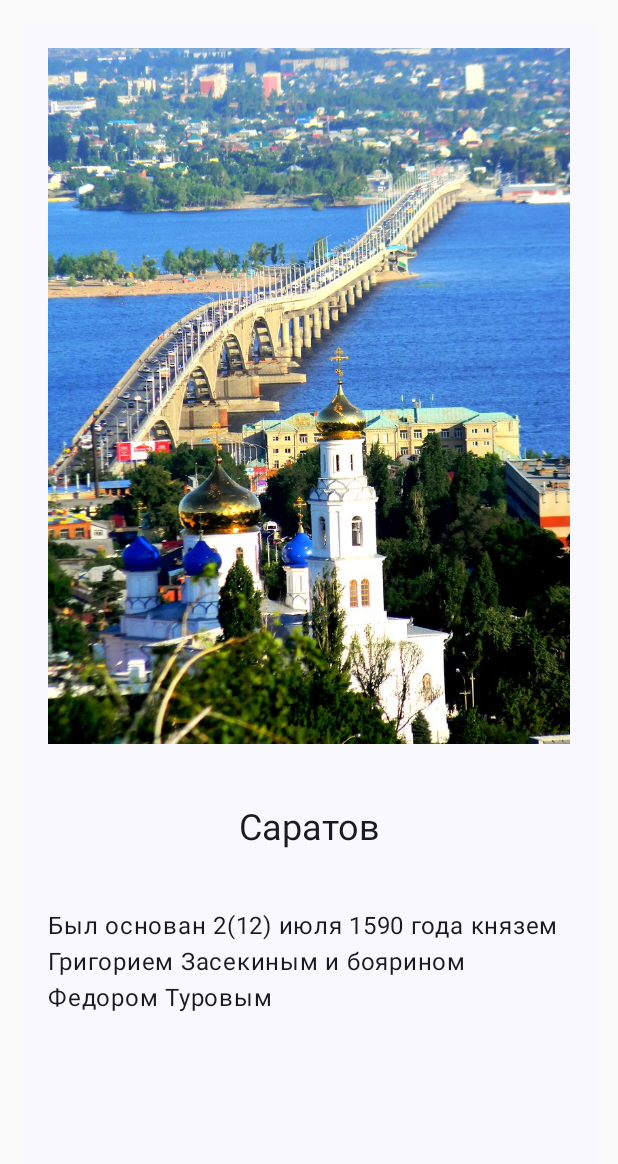
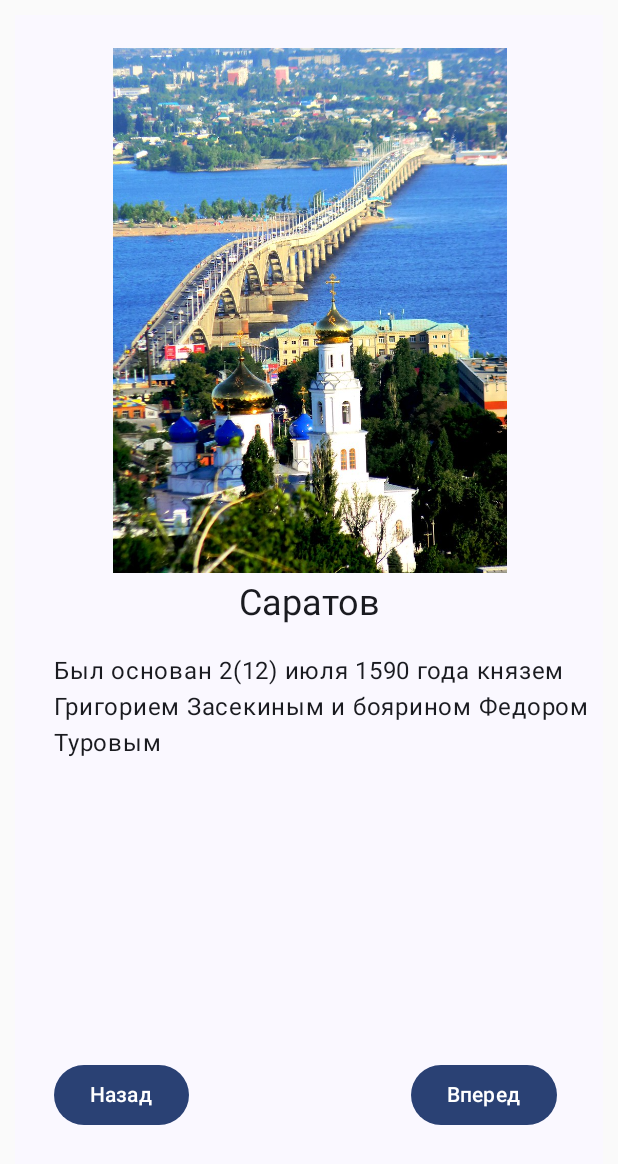
Before and after one commit to IceLance92/Art_Capitals, an Android app built with Jetpack Compose: the screen it shows after launch (MainActivity), on a phone screen of 412 x 824 dp. Shown: the top 1164 px of the screen. Run offline under Robolectric (Android 15) with nearby library versions, the phone set to English and light mode, and no system bars.

Commit message:
добавил иконку для приложения

```diff
--- a/app/src/main/AndroidManifest.xml
+++ b/app/src/main/AndroidManifest.xml
@@ -6,9 +6,9 @@
         android:allowBackup="true"
         android:dataExtractionRules="@xml/data_extraction_rules"
         android:fullBackupContent="@xml/backup_rules"
-        android:icon="@mipmap/ic_launcher"
+        android:icon="@drawable/book_16631412"
         android:label="@string/app_name"
-        android:roundIcon="@mipmap/ic_launcher_round"
+        android:roundIcon="@drawable/book_16631412"
         android:supportsRtl="true"
         android:theme="@style/Theme.Art_Capitals"
         tools:targetApi="31">
--- a/app/src/main/java/com/example/art_capitals/MainActivity.kt
+++ b/app/src/main/java/com/example/art_capitals/MainActivity.kt
@@ -13,9 +13,10 @@ import androidx.compose.foundation.layout.Row
 import androidx.compose.foundation.layout.Spacer
 import androidx.compose.foundation.layout.fillMaxSize
 import androidx.compose.foundation.layout.height
+import androidx.compose.foundation.layout.offset
 import androidx.compose.foundation.layout.padding
+import androidx.compose.foundation.layout.size
 import androidx.compose.foundation.layout.width
-import androidx.compose.foundation.layout.wrapContentSize
 import androidx.compose.material3.Button
 import androidx.compose.material3.MaterialTheme
 import androidx.compose.material3.Surface
@@ -52,60 +53,77 @@ fun One() {
         1 -> R.drawable.saratov
         2 -> R.drawable.kazan
         3 -> R.drawable.toliatti
-        else -> R.drawable.penza
+        4 -> R.drawable.penza
+        else -> R.drawable.saratov
     }
     val titleText = when(result) {
         1 -> R.string.saratov_title
         2 -> R.string.kazan_title
         3 -> R.string.toliati_title
-        else -> R.string.penza_title
+        4 -> R.string.penza_title
+        else -> R.string.saratov_title
     }
     val cityText = when(result) {
         1 -> R.string.saratov_city
         2 -> R.string.kazan_city
         3 -> R.string.toliati_city
-        else -> R.string.penza_city
+        4 -> R.string.penza_city
+        else -> R.string.saratov_city
     }
 
     Surface(
-        modifier = Modifier.padding(16.dp)
+        modifier = Modifier.padding(10.dp)
     ) {
             Column(
             horizontalAlignment = Alignment.CenterHorizontally,
-            verticalArrangement = Arrangement.Top,
+            verticalArrangement = Arrangement.SpaceEvenly,
             modifier = Modifier.padding(16.dp)
         ) {
             Image(
                 painter = painterResource(imageResource),
                 contentDescription = null,
-                modifier = Modifier
+                modifier = Modifier.size(350.dp).offset(x = (0).dp, y = (6).dp)
             )
-            Spacer( modifier = Modifier.height(40.dp))
+            Spacer( modifier = Modifier.height(10.dp))
             Column(
                 horizontalAlignment = Alignment.CenterHorizontally,
-                verticalArrangement = Arrangement.Center,
-                modifier = Modifier
+                verticalArrangement = Arrangement.Top,
+                modifier = Modifier.height(200.dp)
             ) {
                 Text(
                     text = stringResource(titleText),
                     style = MaterialTheme.typography.headlineSmall
                 )
-                Spacer(modifier = Modifier.height(40.dp))
+                Spacer(modifier = Modifier.height(10.dp))
                 Text(
                     text = stringResource(cityText),
-                    style = MaterialTheme.typography.bodyLarge
+                    style = MaterialTheme.typography.bodyLarge,
+                    modifier = Modifier.offset(x = (10).dp, y = (10).dp)
                 )
             }
-            Spacer( modifier = Modifier.height(150.dp))
+            Spacer( modifier = Modifier.height(10.dp))
+
             Row(
-                horizontalArrangement = Arrangement.SpaceBetween
+                modifier = Modifier.fillMaxSize(),
+                horizontalArrangement = Arrangement.SpaceBetween,
+                verticalAlignment = Alignment.Top
             ) {
                 Button(
-                    onClick = { result-- }
+                    onClick = { if (result > 1){
+                        result--
+                    } else {
+                        result = 4
+                    } },
+                    modifier = Modifier.offset(x = (10).dp, y = (110).dp)
                 ) { Text(stringResource(R.string.button_up)) }
                 Spacer( modifier = Modifier.width(100.dp))
                 Button(
-                    onClick = { result++ }
+                    onClick = { if (result < 4){
+                        result++
+                    } else {
+                        result = 1
+                    } },
+                    modifier = Modifier.offset(x = (-15).dp, y = (110).dp)
                 ) { Text(stringResource(R.string.button_next)) }
             }
         }
--- a/gradle/libs.versions.toml
+++ b/gradle/libs.versions.toml
@@ -1,5 +1,5 @@
 [versions]
-agp = "8.8.2"
+agp = "8.9.0"
 kotlin = "2.0.0"
 coreKtx = "1.15.0"
 junit = "4.13.2"
```
Also changed, not shown: app/src/main/res/drawable/book_16631412.png (added), gradle/wrapper/gradle-wrapper.properties.
